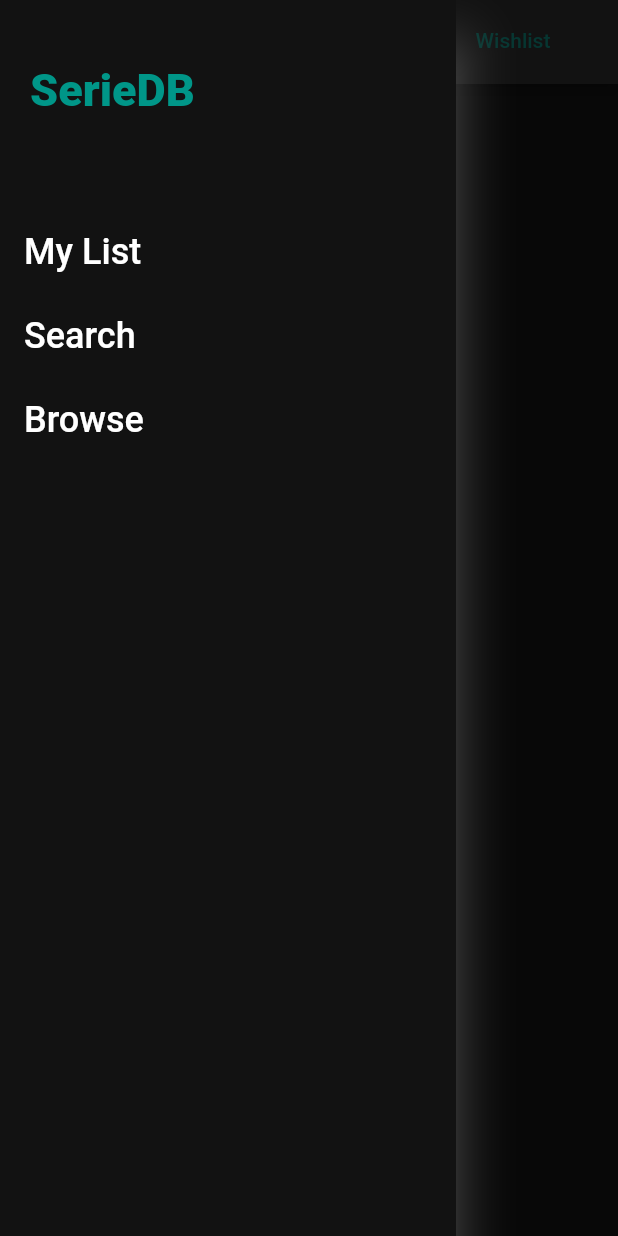
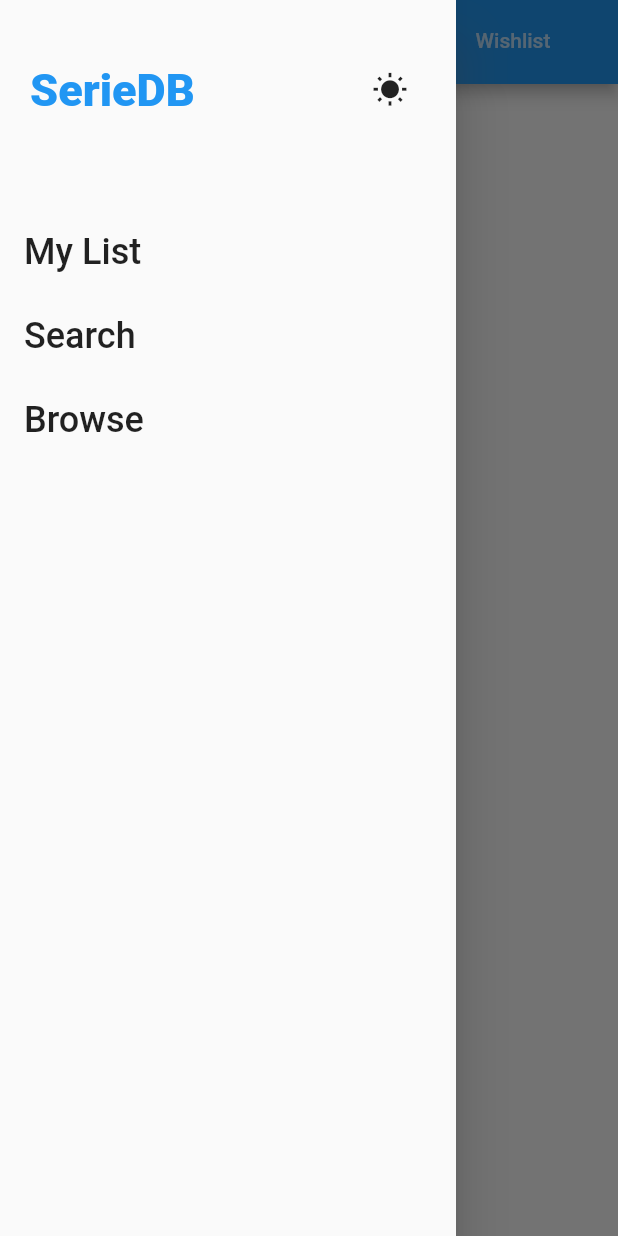
Before and after one commit to adaltrev/DIMA-Project-2022, a Flutter app: the screen it shows after launch, with the side drawer open, on a phone screen of 412 x 824 dp. Run offline on Flutter 3.47's test engine with Material 2 defaults, Android fonts, the phone set to English and light mode, and no system bars; our stand-ins replace cached_network_image, font_awesome_flutter, responsive_sizer, shared_preferences, sqflite; missing offline and left inert: dart:ffi; accounts and stored records are empty.

Commit message:
implemented theme

```diff
--- a/lib/main.dart
+++ b/lib/main.dart
@@ -8,6 +8,7 @@ import 'package:provider/provider.dart';
 
 import 'package:responsive_sizer/responsive_sizer.dart';
 import './screens/search_screen.dart';
+import 'model/theme_model.dart';
 import 'screens/home_screen.dart';
 import './model/series.dart';
 
@@ -22,9 +23,14 @@ class MyApp extends StatelessWidget {
   Widget build(BuildContext context) {
     return ChangeNotifierProvider(
         create: (context) => Series(),
-      child: MaterialApp(
+        child: ChangeNotifierProvider(
+          create: (_) => ThemeModel(),
+          child: Consumer<ThemeModel>(
+              builder: (context, ThemeModel themeNotifier, child) {
+            return MaterialApp(
               title: 'Flutter Demo',
-        themeMode: ThemeMode.dark,
+              themeMode:
+                  themeNotifier.isDark ? ThemeMode.dark : ThemeMode.light,
               darkTheme: ThemeData(
                   primaryColor: Colors.teal,
                   //the highlighted dot in the season pages
@@ -60,7 +66,8 @@ class MyApp extends StatelessWidget {
                 AddScreen.routeName: (ctx) => const AddScreen(),
                 BrowseScreen.routeName: (ctx) => const BrowseScreen(),
               },
-      ),
             );
+          }),
+        ));
   }
 }
--- /dev/null
+++ b/lib/model/theme_model.dart
@@ -0,0 +1,24 @@
+//theme_model.dart
+import 'package:dima_project/model/theme_preference.dart';
+import 'package:flutter/material.dart';
+
+class ThemeModel extends ChangeNotifier {
+  bool _isDark = false;
+  ThemePreferences _preferences = ThemePreferences();
+  bool get isDark => _isDark;
+
+  ThemeModel() {
+    getPreferences();
+  }
+//Switching themes in the flutter apps - Flutterant
+  set isDark(bool value) {
+    _isDark = value;
+    _preferences.setTheme(value);
+    notifyListeners();
+  }
+
+  getPreferences() async {
+    _isDark = await _preferences.getTheme();
+    notifyListeners();
+  }
+}
--- /dev/null
+++ b/lib/model/theme_preference.dart
@@ -0,0 +1,17 @@
+//Switching themes in the flutter apps - Flutterant
+//theme_preference.dart
+import 'package:shared_preferences/shared_preferences.dart';
+
+class ThemePreferences {
+  static const PREF_KEY = "pref_key";
+
+  setTheme(bool value) async {
+    SharedPreferences sharedPreferences = await SharedPreferences.getInstance();
+    sharedPreferences.setBool(PREF_KEY, value);
+  }
+
+  getTheme() async {
+    SharedPreferences sharedPreferences = await SharedPreferences.getInstance();
+    return sharedPreferences.getBool(PREF_KEY) ?? false;
+  }
+}
--- a/lib/screens/b_latest_screen.dart
+++ b/lib/screens/b_latest_screen.dart
@@ -65,7 +65,7 @@ class _LatestScreenState extends State<LatestScreen>
   @override
   Widget build(BuildContext context) {
     return Scaffold(
-        drawer: const MainDrawer(),
+        drawer: MainDrawer(),
         body: (() {
           if (pageStatus == SearchScreenStatus.showingList) {
             return GestureDetector(
--- a/lib/screens/b_popular_screen.dart
+++ b/lib/screens/b_popular_screen.dart
@@ -65,7 +65,7 @@ class _PopularScreenState extends State<PopularScreen>
   @override
   Widget build(BuildContext context) {
     return Scaffold(
-        drawer: const MainDrawer(),
+        drawer: MainDrawer(),
         body: (() {
           if (pageStatus == SearchScreenStatus.showingList) {
             return GestureDetector(
--- a/lib/screens/b_top_screen.dart
+++ b/lib/screens/b_top_screen.dart
@@ -64,7 +64,7 @@ class _TopScreenState extends State<TopScreen> with WidgetsBindingObserver {
   @override
   Widget build(BuildContext context) {
     return Scaffold(
-        drawer: const MainDrawer(),
+        drawer: MainDrawer(),
         body: (() {
           if (pageStatus == SearchScreenStatus.showingList) {
             return GestureDetector(
--- a/lib/screens/browse_screen.dart
+++ b/lib/screens/browse_screen.dart
@@ -61,8 +61,8 @@ class _BrowseScreenState extends State<BrowseScreen>
       child: Scaffold(
         appBar: AppBar(
           title: TabBar(
-            indicatorColor: Theme.of(context).primaryColor,
-            labelColor: Theme.of(context).primaryColor,
+            indicatorColor: Theme.of(context).errorColor,
+            labelColor: Theme.of(context).errorColor,
             tabs: const <Widget>[
               Tab(
                 text: 'Popular',
@@ -76,7 +76,7 @@ class _BrowseScreenState extends State<BrowseScreen>
             ],
           ),
         ),
-        drawer: const MainDrawer(),
+        drawer: MainDrawer(),
         body: const TabBarView(
           children: <Widget>[
             PopularScreen(),
--- a/lib/screens/home_screen.dart
+++ b/lib/screens/home_screen.dart
@@ -59,7 +59,7 @@ class _ListScreenState extends State<ListScreen> with WidgetsBindingObserver {
             ],
           ),
         ),
-        drawer: const MainDrawer(),
+        drawer: MainDrawer(),
         body: const TabBarView(
           children: <Widget>[
             WatchingScreen(),
--- a/lib/screens/search_screen.dart
+++ b/lib/screens/search_screen.dart
@@ -115,7 +115,7 @@ class _SearchScreenState extends State<SearchScreen>
             ),
           ),
         ),
-        drawer: const MainDrawer(),
+        drawer: MainDrawer(),
         body: (() {
           if (pageStatus == SearchScreenStatus.showingList) {
             return GestureDetector(
--- a/lib/widgets/main_drawer.dart
+++ b/lib/widgets/main_drawer.dart
@@ -5,6 +5,7 @@ import 'package:provider/provider.dart';
 import '../db.dart';
 import '../model/season.dart';
 import '../model/serie.dart';
+import '../model/theme_model.dart';
 import '../screens/browse_screen.dart';
 import '../screens/search_screen.dart';
 
@@ -25,6 +26,7 @@ class MainDrawer extends StatelessWidget {
 
   @override
   Widget build(BuildContext context) {
+    final theme = Provider.of<ThemeModel>(context);
     return Drawer(
       child: Column(
         children: <Widget>[
@@ -33,12 +35,23 @@ class MainDrawer extends StatelessWidget {
             width: double.infinity,
             padding: const EdgeInsets.all(20),
             alignment: Alignment.centerLeft,
-            child: Text(
-              'SerieDB',
-              style: TextStyle(
-                  fontWeight: FontWeight.w900,
-                  fontSize: 30,
-                  color: Theme.of(context).primaryColor),
+            child: Row(
+              mainAxisAlignment: MainAxisAlignment.spaceBetween,
+              children: [
+                Text(
+                  'SerieDB',
+                  style: TextStyle(
+                      fontWeight: FontWeight.w900,
+                      fontSize: 30,
+                      color: Theme.of(context).primaryColor),
+                ),
+                IconButton(
+                    icon: Icon(
+                        theme.isDark ? Icons.nightlight_round : Icons.wb_sunny),
+                    onPressed: () {
+                      theme.isDark ? theme.isDark = false : theme.isDark = true;
+                    }),
+              ],
             ),
           ),
           const SizedBox(
```
Lines whose indentation alone changed are shown as unchanged.
